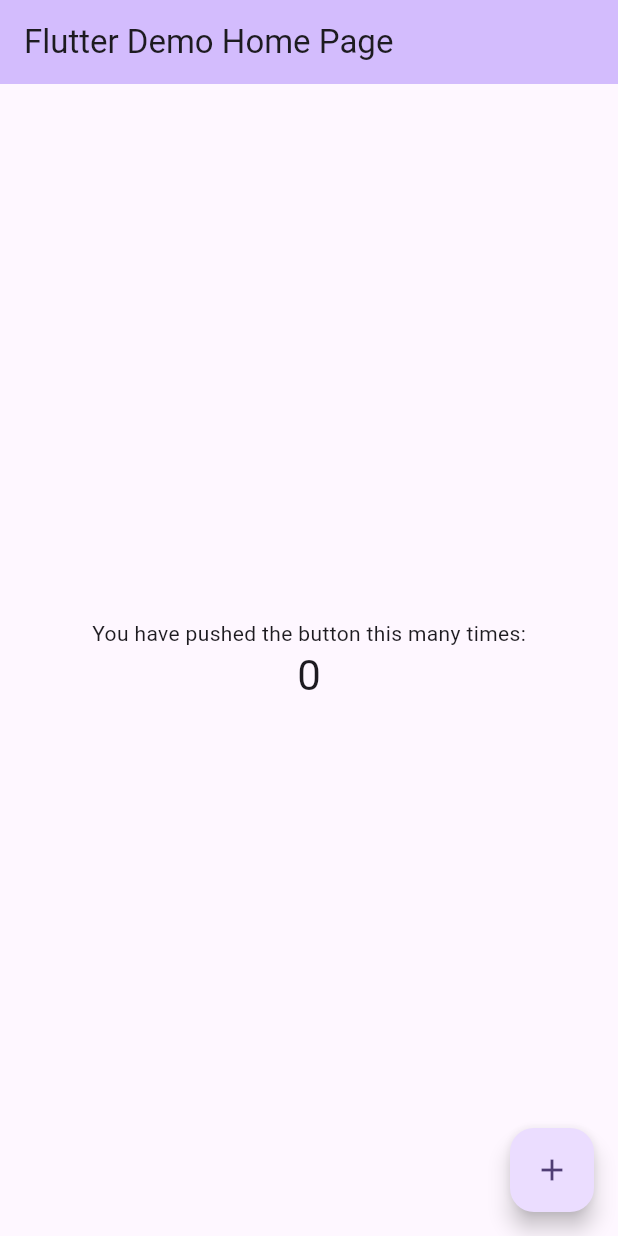
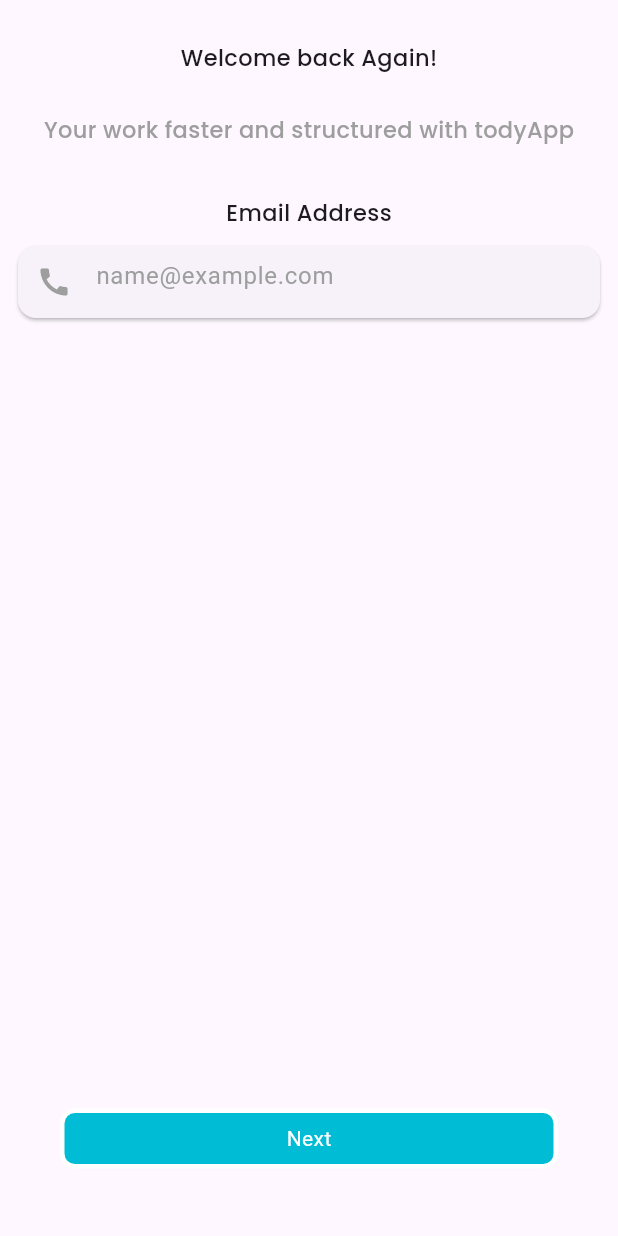
Before and after one commit to laiba12-cloud/todolist, a Flutter app: the screen it shows after launch, on a phone screen of 412 x 824 dp. Run offline on Flutter 3.47's test engine with Material 3 defaults, Android fonts, the phone set to English and light mode, and no system bars; our stand-ins replace google_fonts.

Commit message:
modified code

```diff
--- a/lib/controller/components/WHITELARGETEXT.dart
+++ b/lib/controller/components/WHITELARGETEXT.dart
@@ -0,0 +1,18 @@
+import 'package:flutter/cupertino.dart';
+import 'package:flutter/material.dart';
+import 'package:google_fonts/google_fonts.dart';
+
+class BlackTextWidget extends StatelessWidget {
+  final String text;
+  const BlackTextWidget({super.key,required this.text});
+
+  @override
+  Widget build(BuildContext context) {
+    return Text(text,style: GoogleFonts.poppins(
+      fontWeight: FontWeight.w500,
+      color: Colors.white,
+      fontSize:30,
+    ),
+    );
+  }
+}
--- a/lib/controller/components/cyanbutton.dart
+++ b/lib/controller/components/cyanbutton.dart
@@ -0,0 +1,28 @@
+import 'package:flutter/material.dart';
+class CyanButton extends StatelessWidget {
+  String text;
+   CyanButton({super.key,required this.text});
+
+  @override
+  Widget build(BuildContext context) {
+    return Container(
+      height: 40,
+      decoration:BoxDecoration(
+        color:Colors.cyan,
+        borderRadius:BorderRadius.circular(10),
+        border:Border.all(width:3,
+        color:Colors.white)
+      ),
+    child:Center(
+      child:Text(
+        text,
+        style:TextStyle(
+          color:Colors.white,
+
+        )
+      )
+    )
+
+    );
+  }
+}
--- a/lib/controller/components/greytextwidget.dart
+++ b/lib/controller/components/greytextwidget.dart
@@ -0,0 +1,18 @@
+import 'package:flutter/cupertino.dart';
+import 'package:flutter/material.dart';
+import 'package:google_fonts/google_fonts.dart';
+
+class GreyTextWidget extends StatelessWidget {
+  final String text;
+  GreyTextWidget({super.key,required this.text});
+
+  @override
+  Widget build(BuildContext context) {
+    return Text(text,style: GoogleFonts.poppins(
+      fontWeight: FontWeight.w500,
+      color: Colors.grey,
+      fontSize:15,
+    ),
+    );
+  }
+}
--- a/lib/controller/components/textboxwidget.dart
+++ b/lib/controller/components/textboxwidget.dart
@@ -0,0 +1,17 @@
+import 'package:flutter/material.dart';
+class TextFormwidget extends StatelessWidget {
+  final String text;
+   TextFormwidget({super.key,required this. text});
+
+  @override
+  Widget build(BuildContext context) {
+    return TextFormField(
+        decoration: InputDecoration(
+          border: InputBorder.none,
+          hintStyle: TextStyle(color: Colors.grey),
+          hintText: text,
+          prefixIcon: Icon(Icons.call, color: Colors.grey),
+    )
+    );
+  }
+}
--- a/lib/controller/components/whitesmallwidget.dart
+++ b/lib/controller/components/whitesmallwidget.dart
@@ -0,0 +1,18 @@
+import 'package:flutter/cupertino.dart';
+import 'package:flutter/material.dart';
+import 'package:google_fonts/google_fonts.dart';
+
+class BlackTextWidget extends StatelessWidget {
+  final String text;
+  const BlackTextWidget({super.key,required this.text});
+
+  @override
+  Widget build(BuildContext context) {
+    return Text(text,style: GoogleFonts.poppins(
+      fontWeight: FontWeight.w500,
+      color: Colors.white,
+      fontSize:15,
+    ),
+    );
+  }
+}
--- a/lib/main.dart
+++ b/lib/main.dart
@@ -1,4 +1,5 @@
 import 'package:flutter/material.dart';
+import 'package:todolist/view/authview/loginscreen.dart';
 
 void main() {
   runApp(const MyApp());
@@ -11,115 +12,8 @@ class MyApp extends StatelessWidget {
   @override
   Widget build(BuildContext context) {
     return MaterialApp(
-      title: 'Flutter Demo',
-      theme: ThemeData(
-        // This is the theme of your application.
-        //
-        // TRY THIS: Try running your application with "flutter run". You'll see
-        // the application has a purple toolbar. Then, without quitting the app,
-        // try changing the seedColor in the colorScheme below to Colors.green
-        // and then invoke "hot reload" (save your changes or press the "hot
-        // reload" button in a Flutter-supported IDE, or press "r" if you used
-        // the command line to start the app).
-        //
-        // Notice that the counter didn't reset back to zero; the application
-        // state is not lost during the reload. To reset the state, use hot
-        // restart instead.
-        //
-        // This works for code too, not just values: Most code changes can be
-        // tested with just a hot reload.
-        colorScheme: ColorScheme.fromSeed(seedColor: Colors.deepPurple),
-        useMaterial3: true,
-      ),
-      home: const MyHomePage(title: 'Flutter Demo Home Page'),
+      debugShowCheckedModeBanner: false,
+      home: LoginScreen(),// This trailing comma makes auto-formatting nicer for build methods.
     );
   }
 }
-
-class MyHomePage extends StatefulWidget {
-  const MyHomePage({super.key, required this.title});
-
-  // This widget is the home page of your application. It is stateful, meaning
-  // that it has a State object (defined below) that contains fields that affect
-  // how it looks.
-
-  // This class is the configuration for the state. It holds the values (in this
-  // case the title) provided by the parent (in this case the App widget) and
-  // used by the build method of the State. Fields in a Widget subclass are
-  // always marked "final".
-
-  final String title;
-
-  @override
-  State<MyHomePage> createState() => _MyHomePageState();
-}
-
-class _MyHomePageState extends State<MyHomePage> {
-  int _counter = 0;
-
-  void _incrementCounter() {
-    setState(() {
-      // This call to setState tells the Flutter framework that something has
-      // changed in this State, which causes it to rerun the build method below
-      // so that the display can reflect the updated values. If we changed
-      // _counter without calling setState(), then the build method would not be
-      // called again, and so nothing would appear to happen.
-      _counter++;
-    });
-  }
-
-  @override
-  Widget build(BuildContext context) {
-    // This method is rerun every time setState is called, for instance as done
-    // by the _incrementCounter method above.
-    //
-    // The Flutter framework has been optimized to make rerunning build methods
-    // fast, so that you can just rebuild anything that needs updating rather
-    // than having to individually change instances of widgets.
-    return Scaffold(
-      appBar: AppBar(
-        // TRY THIS: Try changing the color here to a specific color (to
-        // Colors.amber, perhaps?) and trigger a hot reload to see the AppBar
-        // change color while the other colors stay the same.
-        backgroundColor: Theme.of(context).colorScheme.inversePrimary,
-        // Here we take the value from the MyHomePage object that was created by
-        // the App.build method, and use it to set our appbar title.
-        title: Text(widget.title),
-      ),
-      body: Center(
-        // Center is a layout widget. It takes a single child and positions it
-        // in the middle of the parent.
-        child: Column(
-          // Column is also a layout widget. It takes a list of children and
-          // arranges them vertically. By default, it sizes itself to fit its
-          // children horizontally, and tries to be as tall as its parent.
-          //
-          // Column has various properties to control how it sizes itself and
-          // how it positions its children. Here we use mainAxisAlignment to
-          // center the children vertically; the main axis here is the vertical
-          // axis because Columns are vertical (the cross axis would be
-          // horizontal).
-          //
-          // TRY THIS: Invoke "debug painting" (choose the "Toggle Debug Paint"
-          // action in the IDE, or press "p" in the console), to see the
-          // wireframe for each widget.
-          mainAxisAlignment: MainAxisAlignment.center,
-          children: <Widget>[
-            const Text(
-              'You have pushed the button this many times:',
-            ),
-            Text(
-              '$_counter',
-              style: Theme.of(context).textTheme.headlineMedium,
-            ),
-          ],
-        ),
-      ),
-      floatingActionButton: FloatingActionButton(
-        onPressed: _incrementCounter,
-        tooltip: 'Increment',
-        child: const Icon(Icons.add),
-      ), // This trailing comma makes auto-formatting nicer for build methods.
-    );
-  }
-}
--- a/lib/view/authview/loginscreen.dart
+++ b/lib/view/authview/loginscreen.dart
@@ -0,0 +1,42 @@
+import 'package:flutter/material.dart';
+import 'package:todolist/controller/components/blacktextwidget.dart';
+import 'package:todolist/controller/components/cyanbutton.dart';
+import 'package:todolist/controller/components/greytextwidget.dart';
+import 'package:todolist/controller/components/textboxwidget.dart';
+class LoginScreen extends StatelessWidget {
+  const LoginScreen({super.key});
+
+  @override
+  Widget build(BuildContext context) {
+    return Scaffold(
+      body: Column(
+          children: [
+            SizedBox(height: 20,),
+            Center(child:
+            Padding(
+              padding: const EdgeInsets.all(8.0),
+              child: BlackTextWidget(text: 'Welcome back Again!'),
+            )),
+            SizedBox(height: 15,),
+            Padding(
+              padding: const EdgeInsets.all(4.0),
+              child: GreyTextWidget(text: 'Your work faster and structured with todyApp'),
+            ),
+            SizedBox(height:30),
+            BlackTextWidget(text: 'Email Address'),
+
+            Padding(
+              padding: const EdgeInsets.all(8.0),
+              child: Card(child: TextFormwidget(text: 'name@example.com')),
+            ),
+            Spacer(),
+            Padding(
+              padding: const EdgeInsets.all(40.0),
+              child: CyanButton(text: 'Next',),
+            ),
+            SizedBox(height: 5,)
+          ],
+      ),
+    );
+  }
+}
--- a/lib/view/startingview/splashscreen.dart
+++ b/lib/view/startingview/splashscreen.dart
@@ -0,0 +1,19 @@
+import 'package:flutter/material.dart';
+import 'package:todolist/controller/components/blacktextwidget.dart';
+class LoginScreen extends StatelessWidget {
+  const LoginScreen({super.key});
+
+  @override
+  Widget build(BuildContext context) {
+    return Scaffold(
+      body: Column(
+        children: [
+          SizedBox(height: 20,),
+          BlackTextWidget(text: 'Welcome back Again!'),
+         SizedBox(height: 15,),
+         G
+        ],
+      ),
+    );
+  }
+}
--- a/pubspec.yaml
+++ b/pubspec.yaml
@@ -59,7 +59,10 @@ flutter:
   uses-material-design: true
 
   # To add assets to your application, add an assets section, like this:
-  # assets:
+  assets:
+    - assets/
+    - assets/icons/
+    - assets/images/
   #   - images/a_dot_burr.jpeg
   #   - images/a_dot_ham.jpeg
 
```
Also changed, not shown: lib/controller/utills/appcolors.dart (+26 -0 lines), 1 other file.
